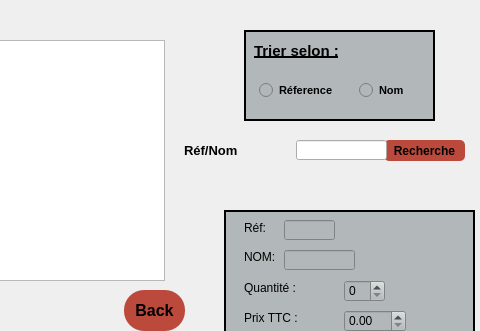
Before: the Qt Designer form materiels.ui in YasmineJebali/Smart_contracting-and-construction-compagny_2A8, drawn with Qt 5; both pictures show x 316 to 796 and y 0 to 331 of the 796 by 456 pixel window.
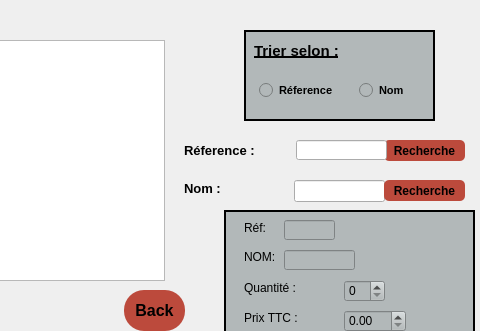
After: the same form once the commit is applied. Icons and pictures are not drawn.

Commit message: commit materiel vf

The edit to the form file:
```diff
--- a/materiels.ui
+++ b/materiels.ui
@@ -558,7 +558,7 @@
       <rect>
        <x>500</x>
        <y>140</y>
-       <width>101</width>
+       <width>71</width>
        <height>20</height>
       </rect>
      </property>
@@ -570,7 +570,7 @@
       </font>
      </property>
      <property name="text">
-      <string>Réf/Nom</string>
+      <string>Réference :</string>
      </property>
     </widget>
     <widget class="QLineEdit" name="lineEdit_ref_nom">
@@ -1110,6 +1110,60 @@
       <string>        Notification</string>
      </property>
     </widget>
+    <widget class="QLineEdit" name="lineEdit_nom_2">
+     <property name="geometry">
+      <rect>
+       <x>610</x>
+       <y>180</y>
+       <width>91</width>
+       <height>22</height>
+      </rect>
+     </property>
+    </widget>
+    <widget class="QPushButton" name="pushButton_reche_2">
+     <property name="geometry">
+      <rect>
+       <x>700</x>
+       <y>180</y>
+       <width>81</width>
+       <height>21</height>
+      </rect>
+     </property>
+     <property name="styleSheet">
+      <string notr="true">QPushButton {
+padding:5px;
+border-radius:5px;
+background-color:rgb(188, 74, 60);
+font-weight:bold;
+}
+QPushButton:hover
+{
+color:white;
+}</string>
+     </property>
+     <property name="text">
+      <string>Recherche</string>
+     </property>
+    </widget>
+    <widget class="QLabel" name="label_13">
+     <property name="geometry">
+      <rect>
+       <x>500</x>
+       <y>180</y>
+       <width>51</width>
+       <height>16</height>
+      </rect>
+     </property>
+     <property name="font">
+      <font>
+       <pointsize>10</pointsize>
+       <bold>true</bold>
+      </font>
+     </property>
+     <property name="text">
+      <string>Nom :</string>
+     </property>
+    </widget>
     <zorder>pushButton_notification</zorder>
     <zorder>pushButton_reche</zorder>
     <zorder>label_ref</zorder>
```
Left out of the diff: 7 changed lines with no effect on the pictures. The commit also changes 18 other files.
